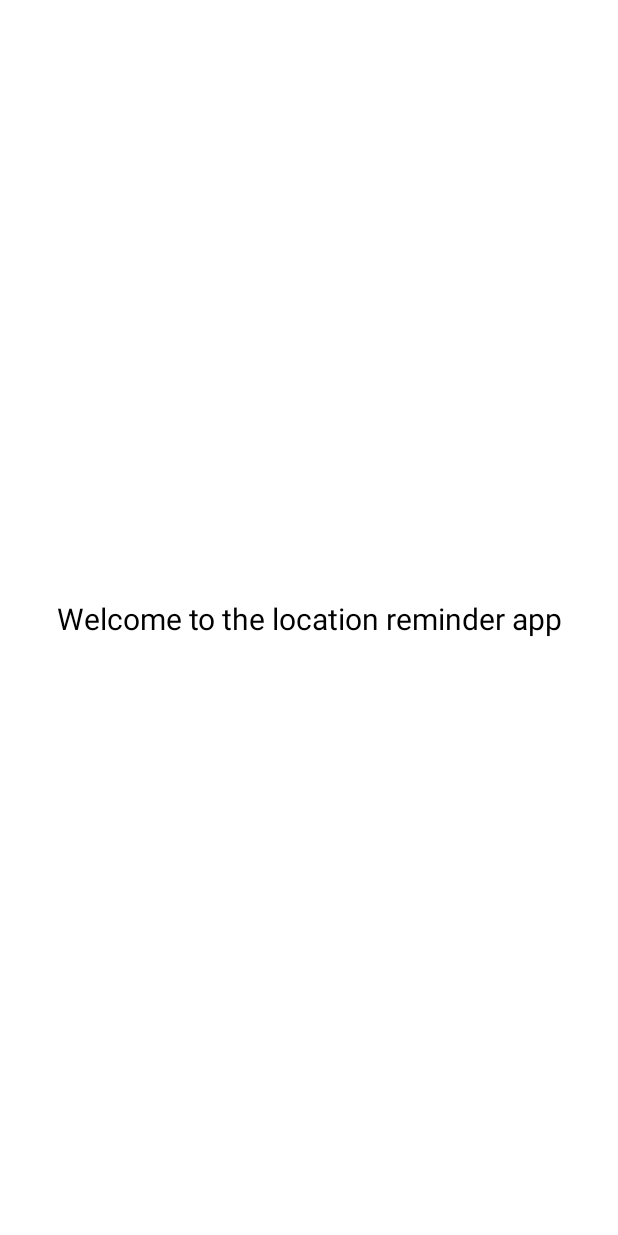
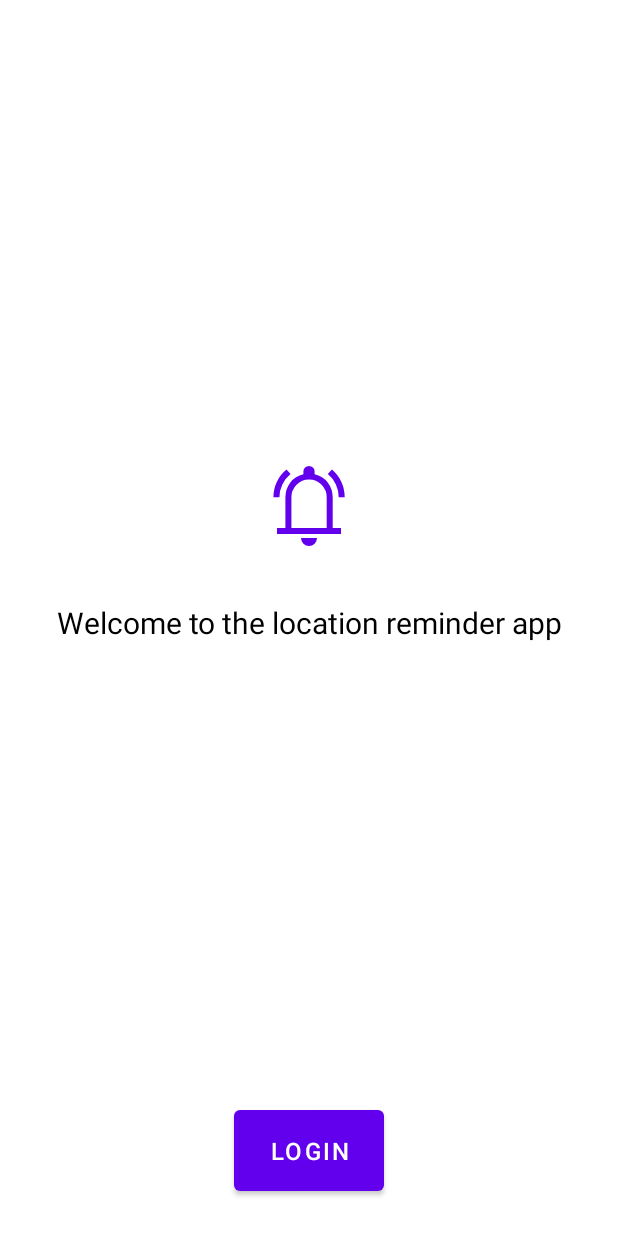
Before and after one commit to Abdallah-Abdelazim/nd940-location-reminder-android, an Android app: the layout activity_authentication.xml on its own in the app's theme, with its tools: preview values and no code run, on a phone screen of 412 x 824 dp. Run offline under Robolectric (Android 15) with nearby library versions, the phone set to English and light mode, and no system bars.

Commit message:
Finish `AuthenticationActivity`

```diff
--- a/app/build.gradle
+++ b/app/build.gradle
@@ -91,6 +91,7 @@ dependencies {
     implementation "com.google.firebase:firebase-analytics-ktx"
     implementation "com.google.firebase:firebase-auth-ktx"
     implementation "com.firebaseui:firebase-ui-auth:$versions.firebase_ui_auth"
+    implementation 'com.google.android.gms:play-services-auth:20.4.1'
 
     // Testing
     testImplementation "junit:junit:$versions.test_junit"
--- a/app/src/main/AndroidManifest.xml
+++ b/app/src/main/AndroidManifest.xml
@@ -24,7 +24,7 @@
             android:value="${MAPS_API_KEY}" />
 
         <activity
-            android:name=".reminders.RemindersActivity"
+            android:name=".authentication.AuthenticationActivity"
             android:exported="true">
 
             <intent-filter>
@@ -35,7 +35,7 @@
 
         </activity>
 
-        <activity android:name=".authentication.AuthenticationActivity" />
+        <activity android:name=".reminders.RemindersActivity" />
 
         <activity android:name=".reminders.ReminderDescriptionActivity" />
 
--- /dev/null
+++ b/app/src/main/java/com/abdallah_abdelazim/locationreminder/authentication/AuthenticationStatus.kt
@@ -0,0 +1,6 @@
+package com.abdallah_abdelazim.locationreminder.authentication
+
+enum class AuthenticationStatus {
+    LOGGED_IN,
+    LOGGED_OUT
+}
--- a/app/src/main/java/com/abdallah_abdelazim/locationreminder/reminders/reminderslist/ReminderListFragment.kt
+++ b/app/src/main/java/com/abdallah_abdelazim/locationreminder/reminders/reminderslist/ReminderListFragment.kt
@@ -19,7 +19,7 @@ class ReminderListFragment : BaseFragment() {
     override fun onCreateView(
         inflater: LayoutInflater, container: ViewGroup?,
         savedInstanceState: Bundle?
-    ): View? {
+    ): View {
         binding =
             DataBindingUtil.inflate(
                 inflater,
--- a/app/src/main/res/layout/activity_authentication.xml
+++ b/app/src/main/res/layout/activity_authentication.xml
@@ -1,20 +1,55 @@
 <?xml version="1.0" encoding="utf-8"?>
-<androidx.constraintlayout.widget.ConstraintLayout xmlns:android="http://schemas.android.com/apk/res/android"
+<layout xmlns:android="http://schemas.android.com/apk/res/android"
     xmlns:app="http://schemas.android.com/apk/res-auto"
-    xmlns:tools="http://schemas.android.com/tools"
+    xmlns:tools="http://schemas.android.com/tools">
+
+    <data>
+
+    </data>
+
+    <androidx.constraintlayout.widget.ConstraintLayout
         android:layout_width="match_parent"
         android:layout_height="match_parent"
         tools:context=".authentication.AuthenticationActivity">
 
+        <ImageView
+            android:id="@+id/iv_app_logo"
+            android:layout_width="64dp"
+            android:layout_height="64dp"
+            android:layout_margin="@dimen/padding_normal"
+            app:layout_constraintBottom_toTopOf="@id/tv_welcome"
+            app:layout_constraintEnd_toEndOf="parent"
+            app:layout_constraintStart_toStartOf="parent"
+            app:layout_constraintTop_toTopOf="parent"
+            app:layout_constraintVertical_chainStyle="packed"
+            app:srcCompat="@drawable/ic_app_logo" />
+
         <TextView
+            android:id="@+id/tv_welcome"
+            android:layout_width="0dp"
+            android:layout_height="wrap_content"
+            android:layout_margin="@dimen/padding_normal"
+            android:text="@string/welcome_to_the_location_reminder_app"
+            android:textAlignment="center"
+            android:textColor="@color/black"
+            android:textSize="@dimen/text_size_large"
+            app:layout_constraintBottom_toTopOf="@id/btn_login"
+            app:layout_constraintEnd_toEndOf="parent"
+            app:layout_constraintStart_toStartOf="parent"
+            app:layout_constraintTop_toBottomOf="@id/iv_app_logo" />
+
+        <Button
+            android:id="@+id/btn_login"
             android:layout_width="wrap_content"
             android:layout_height="wrap_content"
-        android:text="@string/welcome_to_the_location_reminder_app"
-        android:textColor="@color/black"
-        android:textSize="@dimen/text_size_large"
+            android:layout_margin="@dimen/padding_large"
+            android:paddingHorizontal="@dimen/padding_large"
+            android:paddingVertical="@dimen/padding_normal"
+            android:text="@string/login"
+            android:textSize="@dimen/text_size_normal"
             app:layout_constraintBottom_toBottomOf="parent"
             app:layout_constraintEnd_toEndOf="parent"
-        app:layout_constraintStart_toStartOf="parent"
-        app:layout_constraintTop_toTopOf="parent" />
+            app:layout_constraintStart_toStartOf="parent" />
 
     </androidx.constraintlayout.widget.ConstraintLayout>
+</layout>
--- a/app/src/main/res/values/dimens.xml
+++ b/app/src/main/res/values/dimens.xml
@@ -3,9 +3,10 @@
     <dimen name="text_size_normal">16sp</dimen>
     <dimen name="text_size_medium">18sp</dimen>
     <dimen name="text_size_large">20sp</dimen>
-    <dimen name="padding_normal">15dp</dimen>
-    <dimen name="padding_small">5dp</dimen>
-    <dimen name="padding_medium">10dp</dimen>
-    <dimen name="padding_large">20dp</dimen>
+
+    <dimen name="padding_normal">16dp</dimen>
+    <dimen name="padding_small">4dp</dimen>
+    <dimen name="padding_medium">8dp</dimen>
     <dimen name="margin_normal">16dp</dimen>
+    <dimen name="padding_large">24dp</dimen>
 </resources>
--- a/app/src/main/res/values/strings.xml
+++ b/app/src/main/res/values/strings.xml
@@ -36,6 +36,7 @@
     <string name="err_select_location">Please select location</string>
 
     <!-- Error strings -->
+    <string name="login_failed">Login failed!</string>
     <string name="geofence_unknown_error">Unknown error: the Geofence service is not available now.</string>
     <string name="geofence_not_available">Geofence service is not available now. Go to Settings>Location>Mode and choose High accuracy.</string>
     <string name="geofence_too_many_geofences">Your app has registered too many geofences.</string>
```
Also changed, not shown: app/src/main/java/com/abdallah_abdelazim/locationreminder/LocationReminderApp.kt (+16 -4 lines), app/src/main/java/com/abdallah_abdelazim/locationreminder/authentication/AuthenticationActivity.kt (+94 -7 lines), app/src/main/java/com/abdallah_abdelazim/locationreminder/authentication/AuthenticationViewModel.kt (added, +29 -0 lines), 1 other file. Lines whose indentation alone changed are shown as unchanged.
